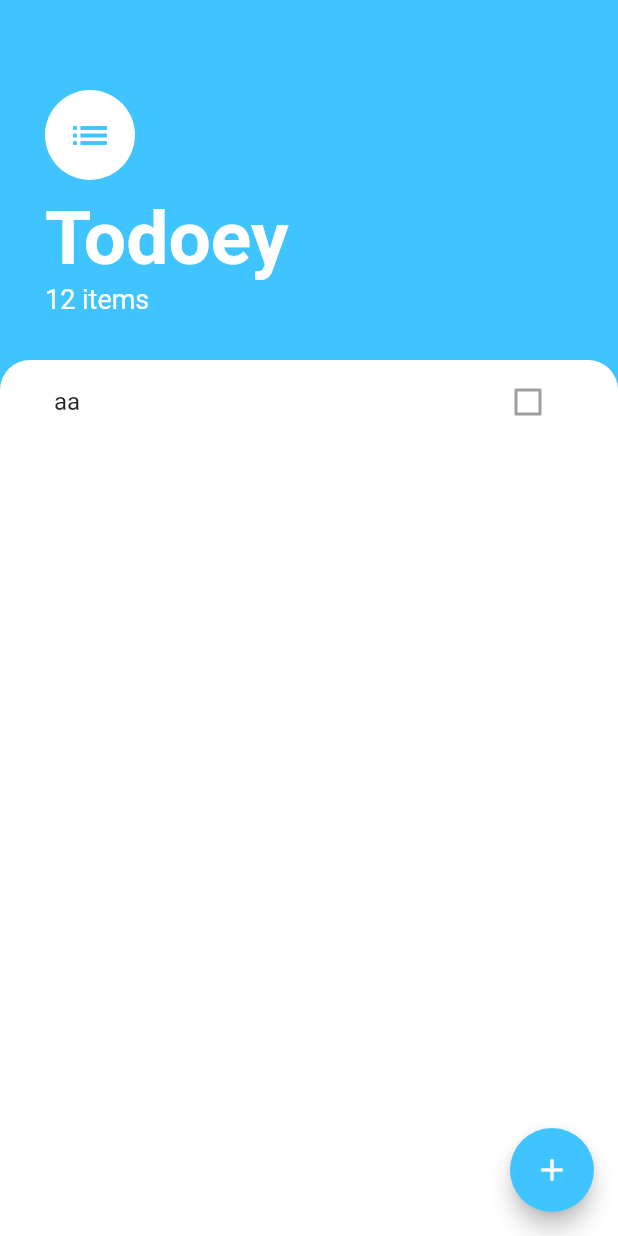
After one commit to n04h/flutter_practice, a Flutter app: the screen it shows after launch, on a phone screen of 412 x 824 dp. The commit adds this screen. Run offline on Flutter 3.47's test engine with Material 2 defaults, Android fonts, the phone set to English and light mode, and no system bars.

Commit message:
♻️ ウィジェットを切り分けた

```diff
--- a/lib/screens/tasks_screen.dart
+++ b/lib/screens/tasks_screen.dart
@@ -1,4 +1,5 @@
 import 'package:flutter/material.dart';
+import 'package:todoey/widgets/tasks_list.dart';
 
 class TasksScreen extends StatelessWidget {
   @override
@@ -64,16 +65,7 @@ class TasksScreen extends StatelessWidget {
                   topRight: Radius.circular(20),
                 ),
               ),
-              child: ListView(
-                children: <Widget>[
-                  ListTile(
-                    title: Text('aa'),
-                    trailing: Checkbox(
-                      value: false,
-                    ),
-                  ),
-                ],
-              ),
+              child: TasksList(),
             ),
           ),
         ],
--- /dev/null
+++ b/lib/widgets/task_tile.dart
@@ -0,0 +1,13 @@
+import 'package:flutter/material.dart';
+
+class TaskTile extends StatelessWidget {
+  @override
+  Widget build(BuildContext context) {
+    return ListTile(
+      title: Text('aa'),
+      trailing: Checkbox(
+        value: false,
+      ),
+    );
+  }
+}
--- /dev/null
+++ b/lib/widgets/tasks_list.dart
@@ -0,0 +1,13 @@
+import 'package:flutter/material.dart';
+import 'package:todoey/widgets/task_tile.dart';
+
+class TasksList extends StatelessWidget {
+  @override
+  Widget build(BuildContext context) {
+    return ListView(
+      children: <Widget>[
+        TaskTile(),
+      ],
+    );
+  }
+}
```
